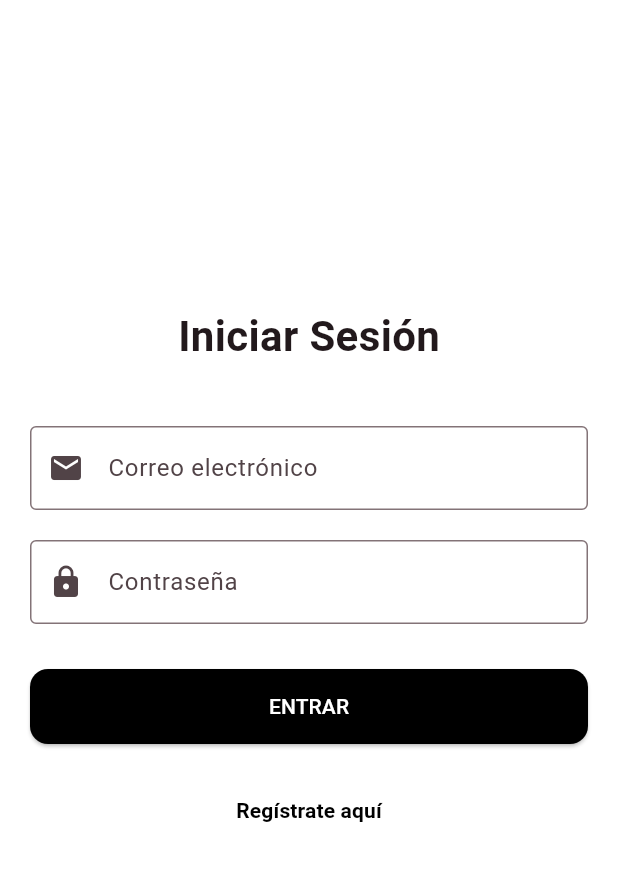
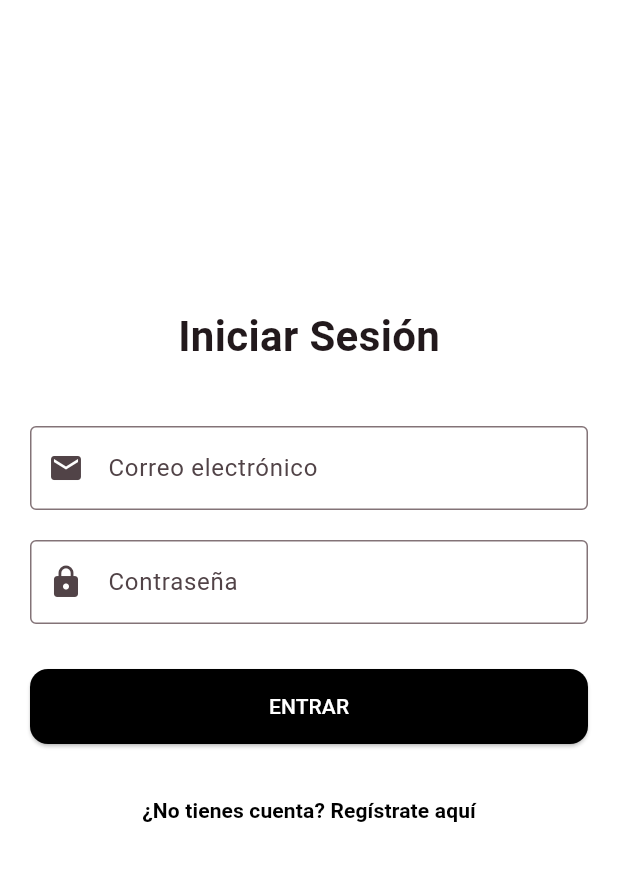
Before and after one commit to jmhc1990/reservation-management-app, a Flutter app: the screen it shows after launch, on a phone screen of 412 x 824 dp, the part 84-965 px from its top. Run offline on Flutter 3.47's test engine with Material 3 defaults, Android fonts, the phone set to English and light mode, and no system bars.

Commit message:
Mejora navegación del login al registro

```diff
--- a/lib/screens/login_screen.dart
+++ b/lib/screens/login_screen.dart
@@ -59,7 +59,7 @@ class LoginScreen extends StatelessWidget {
                 );
               },
               child: const Text(
-                'Regístrate aquí',
+                '¿No tienes cuenta? Regístrate aquí',
                 style: TextStyle(color: Colors.black, fontWeight: FontWeight.bold),
               ),
             ),
```
